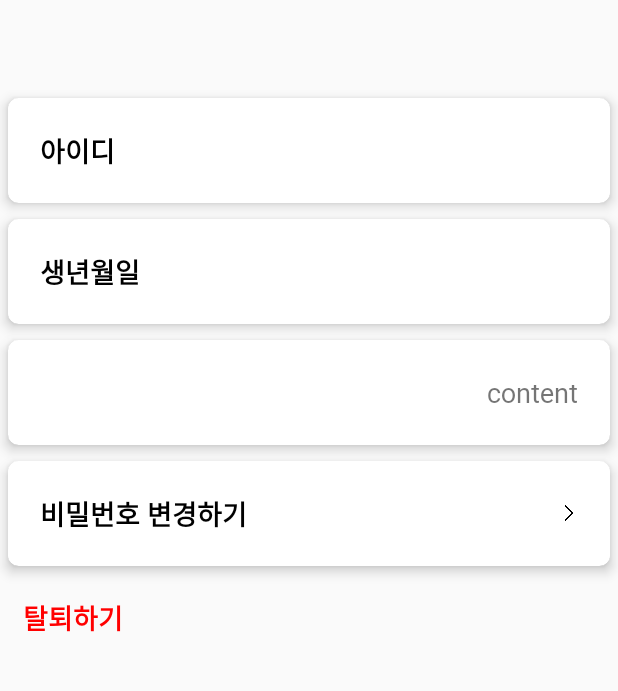
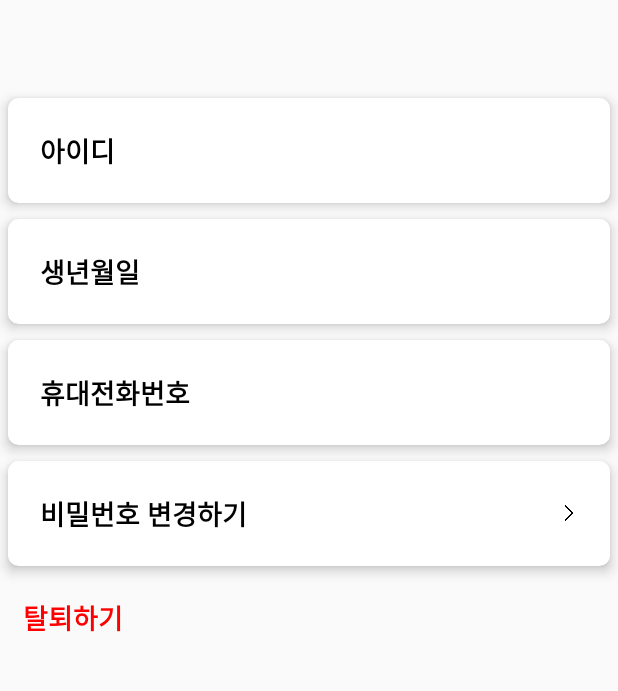
Before and after one commit to SKHU-CSE/DanBee, an Android app: the MypageActivity screen opened directly, with no data from a screen before it, on a phone screen of 412 x 824 dp, the part 158-849 px from its top. Run offline under Robolectric (Android 15) with nearby library versions, the phone set to English and light mode, and no system bars; our stand-ins replace CircleImageView, Volley; libraries missing offline, so code that uses them is left out: com.kakao.auth, com.kakao.network, com.kakao.usermgmt, libs.mjn.prettydialog.

Commit message:
내정보 수정

```diff
--- a/app/src/main/res/layout/activity_mypage.xml
+++ b/app/src/main/res/layout/activity_mypage.xml
@@ -109,7 +109,7 @@
             android:padding="16dp">
 
             <TextView
-                android:id="@+id/mypageitem_tv_phone"
+                android:id="@+id/mypageitem_tv_phonetext"
                 android:layout_width="wrap_content"
                 android:layout_height="wrap_content"
                 android:layout_marginLeft="5dp"
@@ -120,7 +120,7 @@
                 android:layout_alignParentLeft="true" />
 
             <TextView
-
+                android:id="@+id/mypageitem_tv_phone"
                 android:layout_width="wrap_content"
                 android:layout_height="wrap_content"
                 android:layout_alignParentRight="true"
@@ -129,7 +129,7 @@
                 android:text="content"
                 android:gravity="right"
                 android:textSize="18dp"
-                android:layout_toRightOf="@id/mypageitem_tv_phone"/>
+                android:layout_toRightOf="@id/mypageitem_tv_phonetext"/>
 
         </RelativeLayout>
 
```
